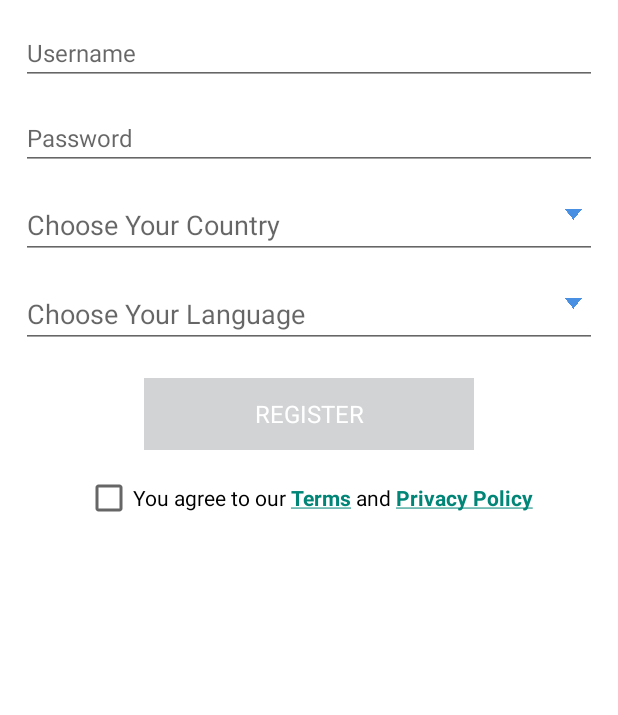
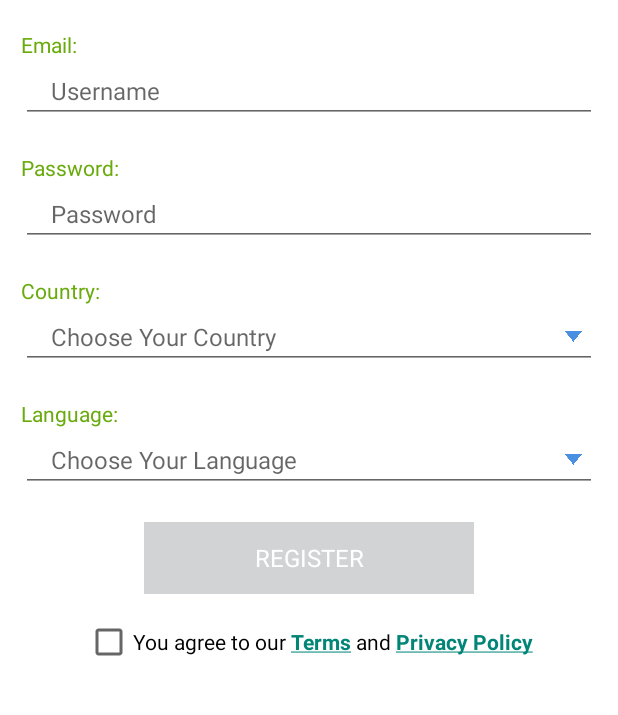
Before and after one commit to thatsmerahul1/android-doctor-client, an Android app: the screen it shows after launch (RegistrationActivity), after a tap on "Register as eCareZone Doctor", on a phone screen of 412 x 824 dp, the part 253-968 px from its top. Run offline under Robolectric (Android 15) with nearby library versions, the phone set to English and light mode, and no system bars; our stand-ins replace CircleImageView; libraries missing offline, so code that uses them is left out: com.octo.android; 6 statements that could not run were skipped; 1 other tap on this screen came first.

Commit message:
UI updated.

```diff
--- a/app/build.gradle
+++ b/app/build.gradle
@@ -2,7 +2,7 @@ apply plugin: 'com.android.application'
 
 android {
     compileSdkVersion 23
-    buildToolsVersion "23.0.3"
+    buildToolsVersion "23.0.1"
 
     defaultConfig {
         applicationId "com.ecarezone.android.doctor"
--- a/app/src/main/java/com/ecarezone/android/doctor/fragment/VideoFragment.java
+++ b/app/src/main/java/com/ecarezone/android/doctor/fragment/VideoFragment.java
@@ -81,8 +81,9 @@ public class VideoFragment extends EcareZoneBaseFragment implements View.OnClick
         cameraPanel = (RelativeLayout) view.findViewById(R.id.cameraPanel);
         progressPanel = (TextView) view.findViewById(R.id.progressPanel);
         hangupButton = (Button) view.findViewById(R.id.hangupButton);
+        TextView callingUser = (TextView) view.findViewById(R.id.VideoUserName);
 
-        topPanel.setVisibility(View.GONE);
+                topPanel.setVisibility(View.GONE);
         bootomPanel.setVisibility(View.GONE);
         cameraPanel.setVisibility(View.GONE);
 
@@ -99,7 +100,6 @@ public class VideoFragment extends EcareZoneBaseFragment implements View.OnClick
 
             answerButton.setOnClickListener(this);
             declineButton.setOnClickListener(this);
-
         }
         PatientProfileDbApi profileDbApi = PatientProfileDbApi.getInstance(mActivity);
         Patient tempProfiles;
@@ -116,6 +116,7 @@ public class VideoFragment extends EcareZoneBaseFragment implements View.OnClick
                         .into(incomingUserProfilePic);
             }
             inComingVideoCallRemoteUser.setText(tempProfiles.name);
+            callingUser.setText(tempProfiles.name);
         }
         hangupButton.setOnClickListener(this);
     }
--- a/app/src/main/res/layout/frag_registration.xml
+++ b/app/src/main/res/layout/frag_registration.xml
@@ -9,8 +9,6 @@
         android:orientation="vertical"
         android:padding="14dp"
         android:weightSum="1">
-
-
         <ImageView
             android:id="@+id/imageview_registration"
             android:layout_width="match_parent"
@@ -29,24 +27,62 @@
             android:textSize="20sp"
             android:textStyle="bold" />
 
+        <LinearLayout
+            android:layout_width="match_parent"
+            android:layout_height="wrap_content"
+            android:layout_marginTop="20dp"
+            android:orientation="vertical">
+
+            <TextView
+                android:layout_width="wrap_content"
+                android:layout_height="wrap_content"
+                android:text="@string/settings_email"
+                android:textColor="@color/ecarezone_green_dark_2" />
+
             <EditText
                 android:id="@+id/edit_text_registration_username"
                 android:layout_width="match_parent"
                 android:layout_height="wrap_content"
-        android:layout_marginTop="14dp"
+                android:paddingLeft="20dp"
                 android:hint="@string/registration_username"
                 android:inputType="textEmailAddress"
                 android:textSize="16sp" />
 
+        </LinearLayout>
+
+        <LinearLayout
+            android:layout_width="match_parent"
+            android:layout_height="wrap_content"
+            android:layout_marginTop="20dp"
+            android:orientation="vertical">
+
+            <TextView
+                android:layout_width="wrap_content"
+                android:layout_height="wrap_content"
+                android:text="@string/settings_password"
+                android:textColor="@color/ecarezone_green_dark_2" />
 
             <EditText
                 android:id="@+id/edit_text_registration_password"
                 android:layout_width="match_parent"
                 android:layout_height="wrap_content"
-        android:layout_marginTop="14dp"
+                android:paddingLeft="20dp"
                 android:hint="@string/login_password"
                 android:inputType="textPassword"
                 android:textSize="16sp" />
+        </LinearLayout>
+
+        <LinearLayout
+            android:layout_width="match_parent"
+            android:layout_height="wrap_content"
+            android:layout_marginTop="20dp"
+            android:orientation="vertical">
+
+            <TextView
+                android:layout_width="wrap_content"
+                android:layout_height="wrap_content"
+                android:text="@string/registration_country"
+                android:textColor="@color/ecarezone_green_dark_2" />
 
             <FrameLayout
                 android:layout_width="match_parent"
@@ -56,22 +92,34 @@
                     android:id="@+id/country_spinner"
                     android:layout_width="match_parent"
                     android:layout_height="wrap_content"
-            android:layout_marginTop="14dp"
                     android:focusable="false"
                     android:hint="@string/settings_country"
-              />
+                    android:paddingLeft="20dp"
+                    android:textSize="16sp" />
 
                 <ImageView
-            android:id="@+id/arrow_down"
                     android:layout_width="wrap_content"
                     android:layout_height="wrap_content"
                     android:layout_gravity="right|center_vertical"
                     android:layout_marginRight="10dp"
                     android:src="@drawable/arrow_spinner" />
             </FrameLayout>
+        </LinearLayout>
         <!--
             style="@style/spinnerCustomStyle"
         -->
+        <LinearLayout
+            android:layout_width="match_parent"
+            android:layout_height="wrap_content"
+            android:layout_marginTop="20dp"
+            android:orientation="vertical">
+
+            <TextView
+                android:layout_width="wrap_content"
+                android:layout_height="wrap_content"
+                android:text="@string/language"
+                android:textColor="@color/ecarezone_green_dark_2" />
+
             <FrameLayout
                 android:layout_width="match_parent"
                 android:layout_height="wrap_content">
@@ -80,19 +128,19 @@
                     android:id="@+id/spinner_language"
                     android:layout_width="match_parent"
                     android:layout_height="wrap_content"
-            android:layout_marginTop="14dp"
                     android:focusable="false"
+                    android:paddingLeft="20dp"
                     android:hint="@string/settings_language"
-            />
+                    android:textSize="16sp" />
 
                 <ImageView
-            android:id="@+id/arrow_down2"
                     android:layout_width="wrap_content"
                     android:layout_height="wrap_content"
                     android:layout_gravity="right|center_vertical"
                     android:layout_marginRight="10dp"
                     android:src="@drawable/arrow_spinner" />
             </FrameLayout>
+        </LinearLayout>
 
         <Button
             android:id="@+id/button_register"
@@ -111,7 +159,6 @@
             android:layout_height="wrap_content"
             android:layout_gravity="center"
             android:layout_marginTop="16dp"
-        android:layout_marginBottom="10dp"
             android:text="@string/registration_agreement" />
 
         <TextView
@@ -130,5 +177,7 @@
             android:textColor="@color/ecarezone_blue_dark"
             android:visibility="gone"/>
 
+
+
     </LinearLayout>
 </ScrollView>
--- a/app/src/main/res/values/color.xml
+++ b/app/src/main/res/values/color.xml
@@ -3,6 +3,7 @@
     <color name="ecarezone_blue_dark">#1C75BC</color>
     <color name="ecarezone_blue_light">#7ABDE2</color>
     <color name="ecarezone_green_dark">#68AA43</color>
+    <color name="ecarezone_green_dark_2">#69aa0c</color>
     <color name="ecarezone_green_light">#AECE78</color>
     <color name="ecarezone_gray">#D1D3D4</color>
     <color name="ecarezone_light_gray">#EDECEC</color>
--- a/app/src/main/res/values/strings.xml
+++ b/app/src/main/res/values/strings.xml
@@ -64,7 +64,8 @@
     <string name="profile_add_people_you_care">Add people you care</string>
     <string name="ProfileFormEditTextStyle">Specialized areas</string>
     <string name="profile_details_registration_id">Registration ID</string>
-    <string name="profile_details_my_bio">My Bio</string>
+    <string name="profile_details_my_bio">My bio</string>
+    <string name="profile_details_edit">Edit</string>
 
     <string name="imageutil_camera_not_found">Camera application not found</string>
 
@@ -245,5 +246,6 @@
     <string name="email_id"><u>Customersupport@Ecarezone.com</u></string>
 
     <string name="pending_req">Pending request</string>
+    <string name="language">Language:</string>
 
 </resources>
```
Also changed, not shown: app/src/main/res/layout/frag_user_profle_details.xml (+9 -0 lines), app/src/main/res/layout/frag_video.xml (+57 -54 lines), app/src/main/res/drawable-hdpi/side_menu_bkg.png (deleted), app/src/main/res/drawable-mdpi/side_menu_bkg_dark.png (deleted), app/src/main/res/drawable-xhdpi/side_menu_bkg_dark.png (deleted), app/src/main/res/drawable-xxhdpi/side_menu_bkg_dark.png (deleted), app/src/main/res/drawable-xxxhdpi/side_menu_bkg_dark.png (deleted). Lines whose indentation alone changed are shown as unchanged.
